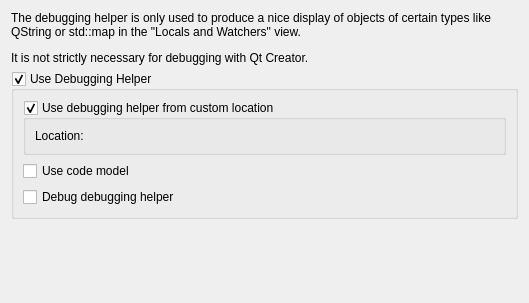
Above: src/plugins/debugger/dumperoptionpage.ui from qt-creator/qt-creator before the change. Below: the same form after it.
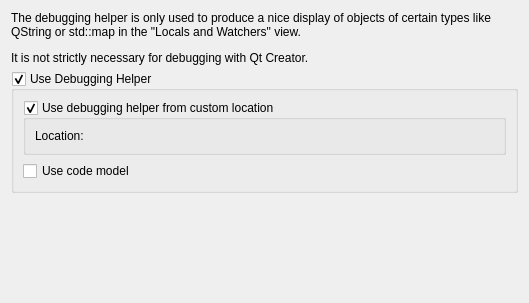
That is the form after the change. Custom widgets are drawn as their Qt base class.

Commit message:
debugger: remove "debug debugging helper" option
Only useful for the compiled dumpers, and I have not used it for a while.

```diff
--- a/src/plugins/debugger/dumperoptionpage.ui
+++ b/src/plugins/debugger/dumperoptionpage.ui
@@ -70,16 +70,6 @@
         </property>
        </widget>
       </item>
-      <item>
-       <widget class="QCheckBox" name="checkBoxDebugDebuggingHelpers">
-        <property name="toolTip">
-         <string notr="true">This is an internal tool to make debugging the debugging helper code easier. Using this action is in general not needed unless you want do debug Qt Creator itself.</string>
-        </property>
-        <property name="text">
-         <string>Debug debugging helper</string>
-        </property>
-       </widget>
-      </item>
      </layout>
     </widget>
    </item>
```
The commit also changes 6 other files.
